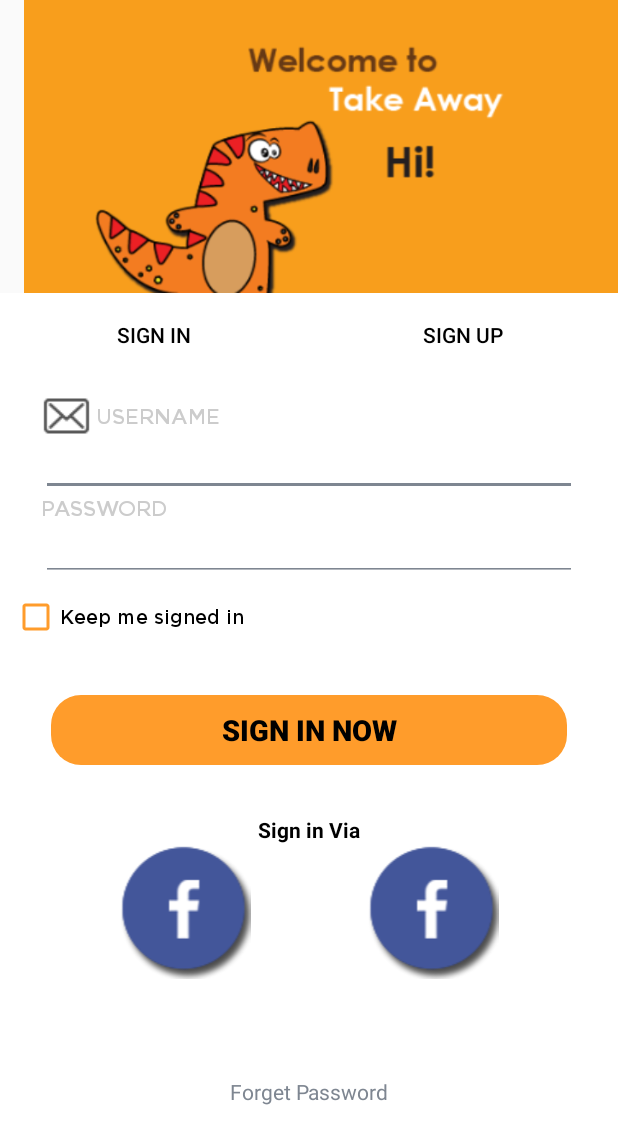
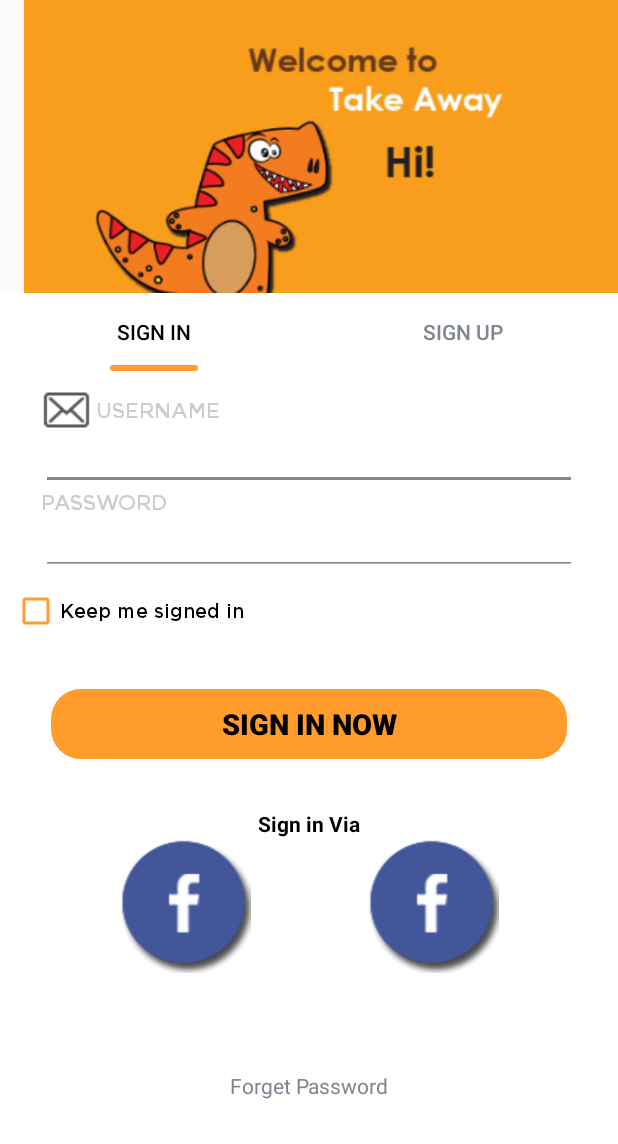
Before and after one commit to alisha-budhathoki/TakeAwayApp, an Android app: the screen it shows after launch (SignupSigninActivity), on a phone screen of 412 x 824 dp. Shown: the top 1144 px of the screen. Run offline under Robolectric (Android 15) with nearby library versions, the phone set to English and light mode, and no system bars; our stand-ins replace sdp/ssp sizes.

Commit message:
adding underline in design

```diff
--- a/app/src/main/java/com/alisha/takeawayapp/TabAdapter.java
+++ b/app/src/main/java/com/alisha/takeawayapp/TabAdapter.java
@@ -6,9 +6,11 @@ import androidx.fragment.app.FragmentManager;
 import androidx.fragment.app.FragmentStatePagerAdapter;
 
 import java.util.ArrayList;
-import java.util.List;public class TabAdapter extends FragmentStatePagerAdapter {
+import java.util.List;
+public class TabAdapter extends FragmentStatePagerAdapter {
     private final List<Fragment> mFragmentList = new ArrayList<>();
-    private final List<String> mFragmentTitleList = new ArrayList<>();TabAdapter(FragmentManager fm) {
+    private final List<String> mFragmentTitleList = new ArrayList<>();
+    TabAdapter(FragmentManager fm) {
         super(fm);
     }@Override
     public Fragment getItem(int position) {
--- a/app/src/main/java/com/alisha/takeawayapp/tabs/Tab2Fragment.java
+++ b/app/src/main/java/com/alisha/takeawayapp/tabs/Tab2Fragment.java
@@ -9,8 +9,9 @@ import androidx.fragment.app.Fragment;
 
 import com.alisha.takeawayapp.R;
 
-public class Tab2Fragment extends Fragment {@Override
-public View onCreateView(LayoutInflater inflater, ViewGroup container, Bundle savedInstanceState) {
+public class Tab2Fragment extends Fragment {
+    @Override
+    public View onCreateView(LayoutInflater inflater, ViewGroup container, Bundle savedInstanceState) {
     return inflater.inflate(R.layout.fragment_two, container, false);
 }
 }
--- /dev/null
+++ b/app/src/main/res/drawable/custom_indicator.xml
@@ -0,0 +1,16 @@
+<?xml version="1.0" encoding="utf-8"?>
+<layer-list xmlns:android="http://schemas.android.com/apk/res/android"
+    android:shape="rectangle">
+    <item android:gravity="center">
+    <shape>
+            <size
+                android:width="@dimen/_45sdp"
+                android:height="4dp" />
+
+            <corners android:radius="4dp" />
+
+            <solid android:color="@color/orange" />
+
+        </shape>
+    </item>
+</layer-list>
--- a/app/src/main/res/drawable/ic_android_black_24dp.xml
+++ b/app/src/main/res/drawable/ic_android_black_24dp.xml
@@ -4,7 +4,7 @@
         android:viewportWidth="400.0"
         android:viewportHeight="400.0">
     <path
-        android:pathData="M100,200 C100,0 250,100 250,200,S400,300,400,200"
+        android:pathData="M0,288L26.7,293.3C53.3,299,107,309,160,261.3C213.3,213,267,107,320,74.7C373.3,43,427,85,480,90.7C533.3,96,587,64,640,48C693.3,32,747,32,800,32C853.3,32,907,32,960,53.3C1013.3,75,1067,117,1120,128C1173.3,139,1227,117,1280,117.3C1333.3,117,1387,139,1413,149.3L1440,160L1440,320L1413.3,320C1386.7,320,1333,320,1280,320C1226.7,320,1173,320,1120,320C1066.7,320,1013,320,960,320C906.7,320,853,320,800,320C746.7,320,693,320,640,320C586.7,320,533,320,480,320C426.7,320,373,320,320,320C266.7,320,213,320,160,320C106.7,320,53,320,27,320L0,320Z"
         android:strokeColor="#FF19F9"
         android:fillColor="@color/orange"
         android:strokeWidth="10"
--- a/app/src/main/res/layout/activity_signup_signin.xml
+++ b/app/src/main/res/layout/activity_signup_signin.xml
@@ -23,17 +23,17 @@
     <com.google.android.material.tabs.TabLayout
     android:id="@+id/tabLayout"
     android:layout_width="match_parent"
-    android:layout_height="?actionBarSize"
-    android:minHeight="?actionBarSize"
+    android:layout_height="@dimen/_40sdp"
     app:tabGravity="fill"
-    app:tabIndicatorColor="@color/white"
+    app:tabIndicatorColor="@color/orange"
     app:tabIndicatorHeight="4dp"
-    app:tabBackground="@color/white"
-        app:tabTextColor="@color/black"
+    android:background="@color/white"
+    app:tabIndicator="@drawable/custom_indicator"
+    app:tabSelectedTextColor="@color/black"
+    app:tabTextColor="@color/primaryGrey"
     app:tabMode="fixed"
-        app:layout_constraintTop_toBottomOf="@+id/viewPager1"
-        app:layout_constraintStart_toStartOf="parent"
->
+    app:layout_constraintTop_toBottomOf="@+id/viewPager1"
+    app:layout_constraintStart_toStartOf="parent">
     </com.google.android.material.tabs.TabLayout>
 
     <androidx.viewpager.widget.ViewPager
```
